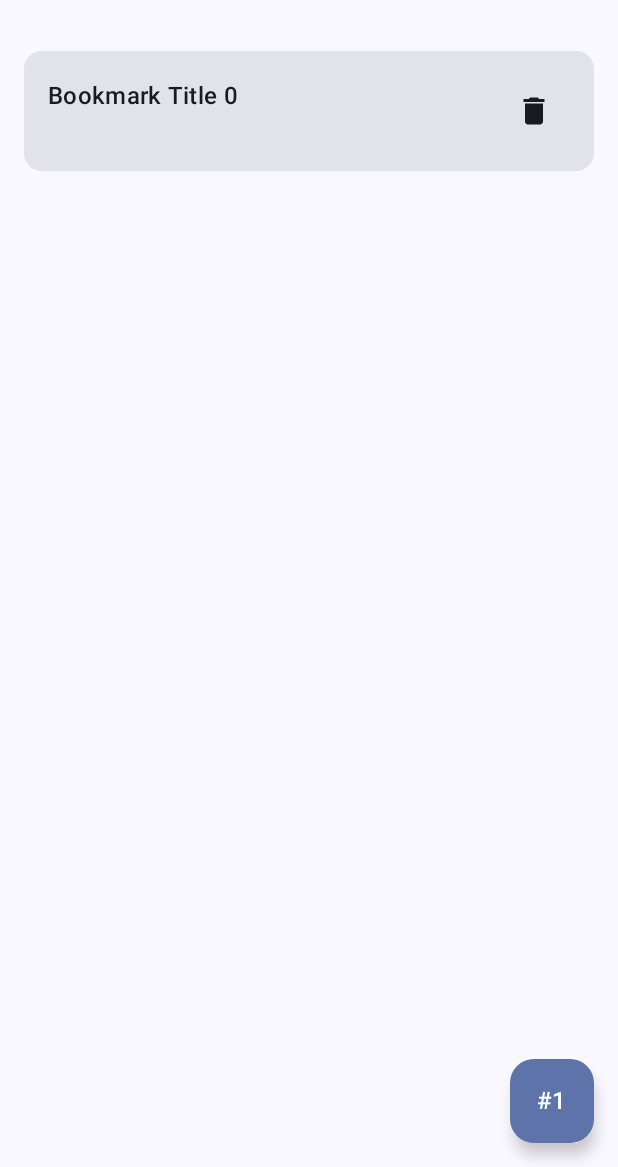
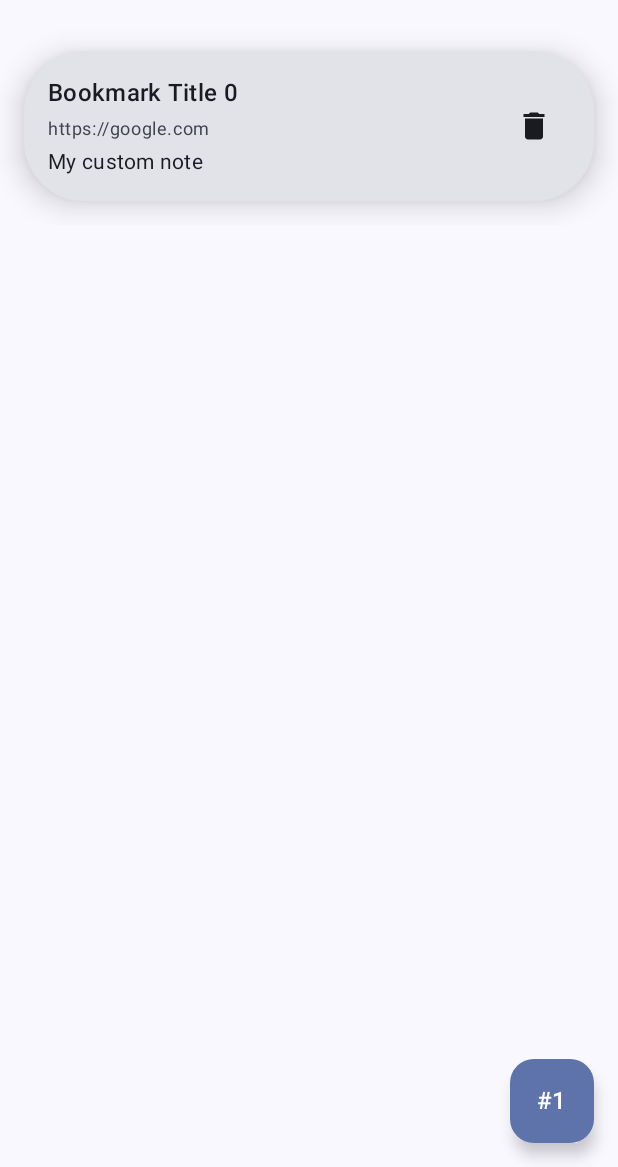
Before and after one commit to luchfilip/android-fundamentals, an Android app built with Jetpack Compose: the screen it shows after launch (MainActivity), after a tap on "#0", on a phone screen of 412 x 824 dp, the part 69-1236 px from its top. Run offline under Robolectric (Android 15) with nearby library versions, the phone set to English and light mode, and no system bars; our stand-ins replace Dagger/Hilt's generated code; libraries missing offline, so code that uses them is left out: androidx.hilt.lifecycle.

Commit message:
day 1 EOD changes

```diff
--- a/app/build.gradle.kts
+++ b/app/build.gradle.kts
@@ -44,7 +44,7 @@ android {
 }
 
 dependencies {
-
+    implementation(libs.koin)
     implementation(libs.androidx.core.ktx)
     implementation(libs.androidx.lifecycle.runtime.ktx)
     implementation(libs.androidx.activity.compose)
--- a/app/src/main/AndroidManifest.xml
+++ b/app/src/main/AndroidManifest.xml
@@ -28,6 +28,9 @@
             data mimeType="text/plain"
                  Stuck? See Hints.Day2Exercise5 -->
         </activity>
+        <activity android:name=".SecondActivity"
+            android:exported="false"
+            />
     </application>
 
 </manifest>
--- a/app/src/main/java/engineer/filip/hoarder/navigation/NavGraph.kt
+++ b/app/src/main/java/engineer/filip/hoarder/navigation/NavGraph.kt
@@ -1,12 +1,15 @@
 package engineer.filip.hoarder.navigation
 
+import android.content.Intent
 import androidx.compose.runtime.Composable
 import androidx.compose.ui.Modifier
+import androidx.compose.ui.platform.LocalContext
 import androidx.navigation.NavHostController
 import androidx.navigation.compose.NavHost
 import androidx.navigation.compose.composable
 import androidx.navigation.compose.dialog
 import androidx.navigation.toRoute
+import engineer.filip.hoarder.SecondActivity
 import engineer.filip.hoarder.ui.deleteconfirmation.DeleteConfirmationScreen
 import engineer.filip.hoarder.ui.detail.DetailScreen
 import engineer.filip.hoarder.ui.home.HomeScreen
@@ -26,6 +29,7 @@ fun NavGraph(
     navController: NavHostController,
     modifier: Modifier = Modifier
 ) {
+    val context = LocalContext.current
     NavHost(
         navController = navController,
         startDestination = Home,
@@ -34,7 +38,9 @@ fun NavGraph(
         composable<Home> {
             HomeScreen(
                 onNavigateToDetail = { bookmarkId ->
-                    navController.navigate(Detail(bookmarkId))
+//                    navController.navigate(Detail(bookmarkId))
+                    val intent = Intent(context, SecondActivity::class.java)
+                    context.startActivity(intent)
                 },
                 onNavigateToDeleteConfirmation = { bookmarkId ->
                     navController.navigate(DeleteConfirmation(bookmarkId))
--- a/app/src/main/java/engineer/filip/hoarder/ui/detail/DetailScreen.kt
+++ b/app/src/main/java/engineer/filip/hoarder/ui/detail/DetailScreen.kt
@@ -87,7 +87,10 @@ fun DetailContent(
                 },
                 actions = {
                     if (state.bookmark != null) {
-                        IconButton(onClick = { onAction(DetailAction.DeleteClick) }) {
+                        IconButton(onClick = {
+                            onAction(DetailAction.DeleteClick)
+                            state
+                        }) {
                             Icon(
                                 imageVector = Icons.Default.Delete,
                                 contentDescription = "Delete bookmark"
--- a/app/src/main/java/engineer/filip/hoarder/ui/home/HomeScreen.kt
+++ b/app/src/main/java/engineer/filip/hoarder/ui/home/HomeScreen.kt
@@ -17,10 +17,12 @@ import androidx.compose.foundation.layout.safeDrawing
 import androidx.compose.foundation.layout.size
 import androidx.compose.foundation.lazy.LazyColumn
 import androidx.compose.foundation.lazy.items
+import androidx.compose.foundation.shape.RoundedCornerShape
 import androidx.compose.material.icons.Icons
 import androidx.compose.material.icons.filled.Delete
 import androidx.compose.material.icons.filled.FilterList
 import androidx.compose.material3.Card
+import androidx.compose.material3.CardDefaults
 import androidx.compose.material3.ExperimentalMaterial3Api
 import androidx.compose.material3.FloatingActionButton
 import androidx.compose.material3.Icon
@@ -38,6 +40,8 @@ import androidx.compose.runtime.saveable.rememberSaveable
 import androidx.compose.runtime.setValue
 import androidx.compose.ui.Alignment
 import androidx.compose.ui.Modifier
+import androidx.compose.ui.graphics.Color
+import androidx.compose.ui.graphics.graphicsLayer
 import androidx.compose.ui.tooling.preview.Preview
 import androidx.compose.ui.unit.dp
 import androidx.compose.ui.unit.sp
@@ -126,7 +130,9 @@ fun HomeContent(
                 onClick = {
                     onAction(HomeAction.AddBookmark(Bookmark(
                         id = UUID.randomUUID().toString(),
-                        title = "Bookmark Title"
+                        title = "Bookmark Title",
+                        url = "https://google.com",
+                        notes = "My custom note"
                     )))
                 }
             ) {
@@ -170,7 +176,7 @@ fun BookmarkItems(
     LazyColumn(
         modifier = modifier,
         contentPadding = PaddingValues(16.dp),
-        verticalArrangement = Arrangement.spacedBy(8.dp)
+        verticalArrangement = Arrangement.spacedBy(16.dp)
     ) {
         items(items = bookmarks) {
             BookmarkItem(
@@ -195,7 +201,11 @@ fun BookmarkItem(
     // TODO Exercise 8: Add .border(2.dp, Color.Blue) to Card modifier
     Card(
         onClick = onClick,
-        modifier = modifier.fillMaxWidth()
+        elevation = CardDefaults.cardElevation(defaultElevation = 12.dp),
+        shape = RoundedCornerShape(40.dp),
+        modifier = modifier.fillMaxSize().graphicsLayer() {
+            clip = false
+        }
     ) {
         Row(
             modifier = Modifier
--- a/gradle/libs.versions.toml
+++ b/gradle/libs.versions.toml
@@ -16,6 +16,7 @@ navVersion = "2.9.5"
 activityCompose = "1.11.0"
 composeBom = "2025.10.00"
 runtime = "1.9.3"
+koinVersion = "1.2.3-alpha03"
 
 [libraries]
 androidx-compose-material-icons-extended = { module = "androidx.compose.material:material-icons-extended" }
@@ -45,6 +46,8 @@ kotlinx-collections-immutable = { module = "org.jetbrains.kotlinx:kotlinx-collec
 kotlinx-coroutines-test = { module = "org.jetbrains.kotlinx:kotlinx-coroutines-test", version.ref = "kotlinxCoroutinesTest" }
 kotlinx-serialization-json = { module = "org.jetbrains.kotlinx:kotlinx-serialization-json", version.ref = "kotlinxSerializationJson" }
 androidx-compose-runtime = { group = "androidx.compose.runtime", name = "runtime", version.ref = "runtime" }
+#io.insert-koin:koin-androidx-navigation:1.2.3-alpha03
+koin = { module = "io.insert-koin:koin-androidx-navigation", version.ref = "koinVersion"}
 
 [plugins]
 android-application = { id = "com.android.application", version.ref = "agp" }
```
Also changed, not shown: app/src/main/java/engineer/filip/hoarder/SecondActivity.kt (added, +19 -0 lines).
